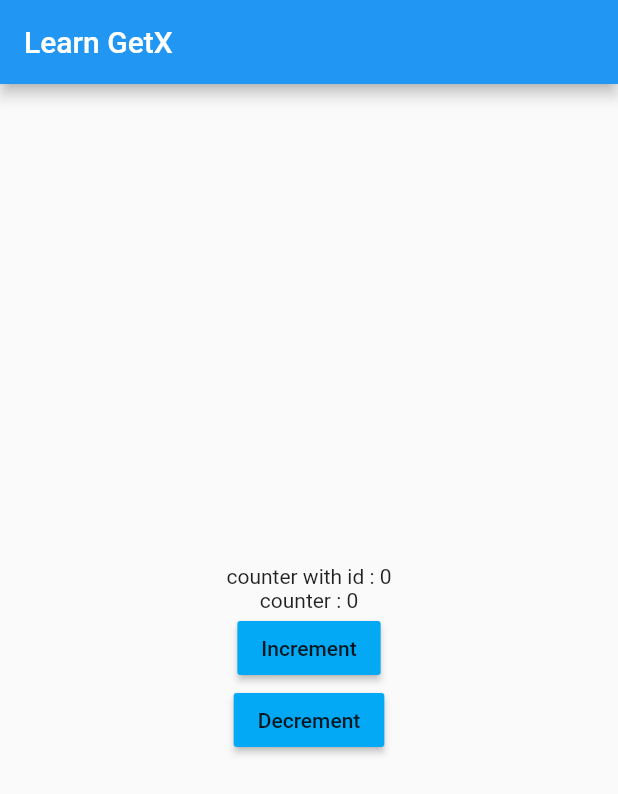
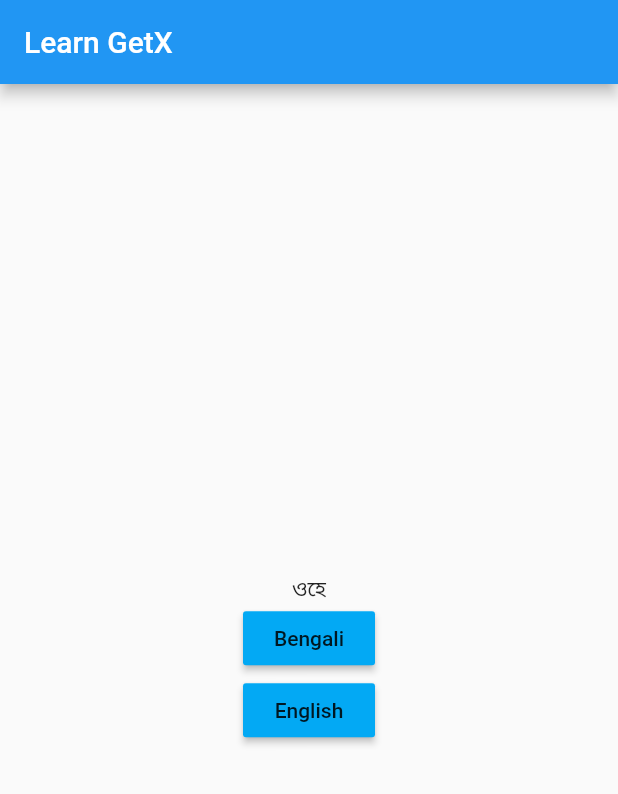
Before and after one commit to shaunhossain/Learn-GetX, a Flutter app: the screen it shows after launch, on a phone screen of 412 x 824 dp. Shown: the top 794 px of the screen. Run offline on Flutter 3.47's test engine with Material 2 defaults, Android fonts, the phone set to English and light mode, and no system bars; our stand-ins replace get.

Commit message:
Learn GetX without reactive using update

```diff
--- /dev/null
+++ b/lib/language.dart
@@ -0,0 +1,19 @@
+
+
+import 'package:get/get.dart';
+
+class Language extends Translations{
+  @override
+
+  Map<String, Map<String, String>> get keys => {
+    'bn_BD':{
+      'hello': 'ওহে'
+    },
+    'en_US':{
+      'hello': 'Hello'
+    },
+    'fr_FR':{
+      'hello':'Bonjour'
+    }
+  };
+}
--- a/lib/main.dart
+++ b/lib/main.dart
@@ -1,5 +1,6 @@
 import 'package:flutter/material.dart';
 import 'package:get/get_navigation/src/root/get_material_app.dart';
+import 'package:learn_getx/language.dart';
 import 'package:learn_getx/view/my_home_page.dart';
 
 void main() {
@@ -14,9 +15,9 @@ class MyApp extends StatelessWidget {
   Widget build(BuildContext context) {
     return GetMaterialApp(
       title: 'GetX Demo',
-      theme: ThemeData(
-        primarySwatch: Colors.blue,
-      ),
+      translations: Language(),
+      locale: const Locale('bn','BD'),
+      fallbackLocale: const Locale('en','US'),
       home: const MyHomePage(title: 'Learn GetX'),
     );
   }
--- a/lib/mycontroller.dart
+++ b/lib/mycontroller.dart
@@ -1,15 +1,10 @@
+import 'package:flutter/material.dart';
 import 'package:get/get.dart';
 
 
 class MyController extends GetxController{
-  int count = 0;
-
-  void increment(){
-    count++;
-    update(['txtCount']);
-  }
-  void decrement(){
-    count--;
-    update(['txtCount']);
+  void changeLanguage(var param1, var param2){
+    var locale = Locale(param1,param2);
+    Get.updateLocale(locale);
   }
 }
--- a/lib/student.dart
+++ /dev/null
@@ -1,9 +0,0 @@
-import 'package:get/get_rx/src/rx_types/rx_types.dart';
-
-class Student{
-  // var name = "shaun".obs;
-  // var age = 26.obs;
-  Student({required this.name, required this.age});
-  String name ;
-  int age ;
-}
--- a/lib/view/my_home_page.dart
+++ b/lib/view/my_home_page.dart
@@ -1,7 +1,6 @@
 import 'package:flutter/material.dart';
 import 'package:get/get.dart';
 import 'package:learn_getx/mycontroller.dart';
-import 'package:learn_getx/student.dart';
 
 class MyHomePage extends StatefulWidget {
   const MyHomePage({Key? key, required this.title}) : super(key: key);
@@ -13,7 +12,7 @@ class MyHomePage extends StatefulWidget {
 }
 
 class _MyHomePageState extends State<MyHomePage> {
-  MyController myController = Get.put(MyController());
+  //MyController myController = Get.put(MyController());
 
   @override
   Widget build(BuildContext context) {
@@ -25,32 +24,19 @@ class _MyHomePageState extends State<MyHomePage> {
         child: Column(
           mainAxisAlignment: MainAxisAlignment.center,
           children: <Widget>[
-            GetBuilder<MyController>(
-              id: 'txtCount',
-              init: MyController(),
-              builder: (controller){
-                return Text("counter with id : ${controller.count}");
+            Text('hello'.tr),
+            MaterialButton(
+              onPressed: () {
+                Get.find<MyController>().changeLanguage('bn', 'BD');
               },
-            ),
-            GetBuilder<MyController>(
-              init: MyController(),
-              builder: (controller){
-                return Text("counter : ${controller.count}");
-              },
-            ),
-
-            MaterialButton(
-              onPressed: (){
-                Get.find<MyController>().increment();
-              },
-              child: const Text("Increment"),
+              child: const Text("Bengali"),
               color: Colors.lightBlue,
             ),
             MaterialButton(
-              onPressed: (){
-                Get.find<MyController>().decrement();
+              onPressed: () {
+                Get.find<MyController>().changeLanguage('en', 'US');
               },
-              child: const Text("Decrement"),
+              child: const Text("English"),
               color: Colors.lightBlue,
             )
           ],
```
